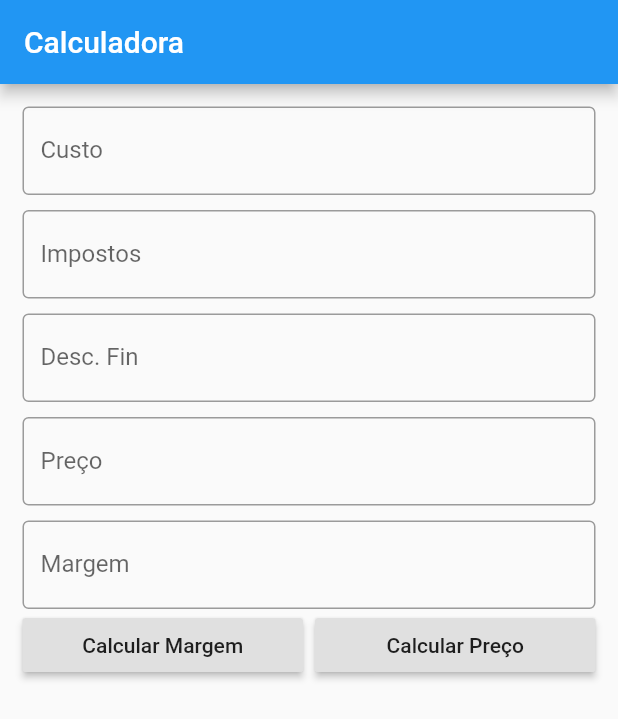
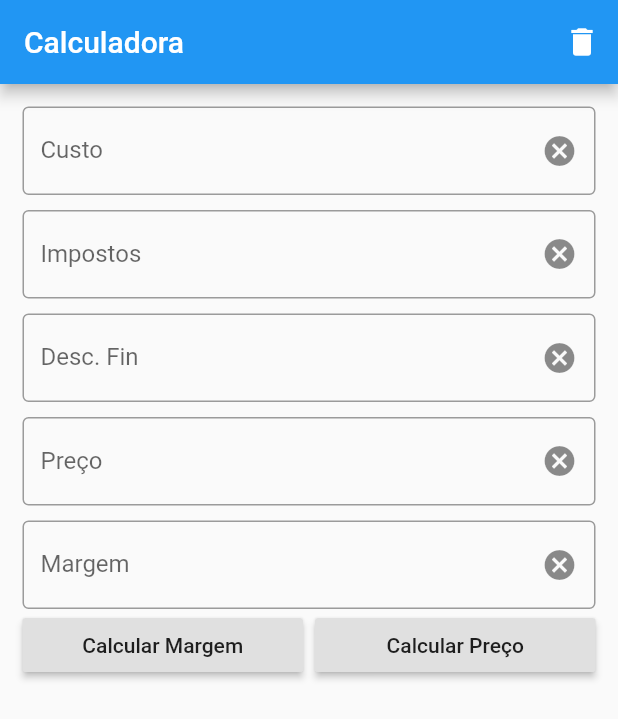
Before and after one commit to FelipeR18/calc-desc, a Flutter app: the screen it shows after launch, on a phone screen of 412 x 824 dp. Shown: the top 719 px of the screen. Run offline on Flutter 3.47's test engine with Material 2 defaults, Android fonts, the phone set to English and light mode, and no system bars.

Commit message:
Clear fields buttons

```diff
--- a/lib/main_screen.dart
+++ b/lib/main_screen.dart
@@ -21,7 +21,10 @@ class _CalculadoraState extends State<Calculadora> {
   @override
   Widget build(BuildContext context) {
     return Scaffold(
-      appBar: AppBar(title: Text("Calculadora"),),
+      appBar: AppBar(title: Text("Calculadora"),
+          actions:[
+            IconButton(icon: Icon(Icons.delete),onPressed: () => clearAllFields(),)
+          ]),
       body: SingleChildScrollView(
         child: Container(
           padding: EdgeInsets.all(15.0),
@@ -38,6 +41,7 @@ class _CalculadoraState extends State<Calculadora> {
                   ],
                   decoration: InputDecoration(
                       prefix: Text('R\$ '),
+                      suffixIcon: IconButton(icon: Icon(Icons.cancel),onPressed: () => clearField(cost),),
                       border: OutlineInputBorder(),
                       labelText: 'Custo'
                   ),
@@ -54,6 +58,7 @@ class _CalculadoraState extends State<Calculadora> {
                   ],
                   decoration: InputDecoration(
                     suffix: Text(' %'),
+                      suffixIcon: IconButton(icon: Icon(Icons.cancel),onPressed: () => clearField(fee),),
                       border: OutlineInputBorder(),
                       labelText: 'Impostos'
                   ),
@@ -70,6 +75,7 @@ class _CalculadoraState extends State<Calculadora> {
                   ],
                   decoration: InputDecoration(
                       suffix: Text(' %'),
+                      suffixIcon: IconButton(icon: Icon(Icons.cancel),onPressed: () => clearField(discount),),
                       border: OutlineInputBorder(),
                       labelText: 'Desc. Fin'
                   ),
@@ -91,6 +97,7 @@ class _CalculadoraState extends State<Calculadora> {
                     DecimalInputFormatter()
                   ],
                   decoration: InputDecoration(
+                      suffixIcon: IconButton(icon: Icon(Icons.cancel),onPressed: () => clearField(price),),
                       border: OutlineInputBorder(),
                       prefix: Text('R\$ '),
                       labelText: 'Preço'
@@ -112,6 +119,7 @@ class _CalculadoraState extends State<Calculadora> {
                 ],
                 decoration: InputDecoration(
                     suffix: Text(' %'),
+                    suffixIcon: IconButton(icon: Icon(Icons.cancel),onPressed: () => clearField(margin),),
                     border: OutlineInputBorder(),
                     labelText: 'Margem'
                 ),
@@ -161,6 +169,18 @@ class _CalculadoraState extends State<Calculadora> {
     });
   }
 
+  void clearAllFields(){
+    cost.text = '';
+    fee.text = '';
+    discount.text = '';
+    price.text = '';
+    margin.text = '';
+  }
+
+  void clearField(TextEditingController controller){
+    controller.text = '';
+  }
+
   double parseDouble (String str){
     return NumberFormat('#,##0.00', 'pt_BR').parse(str);
   }
```
